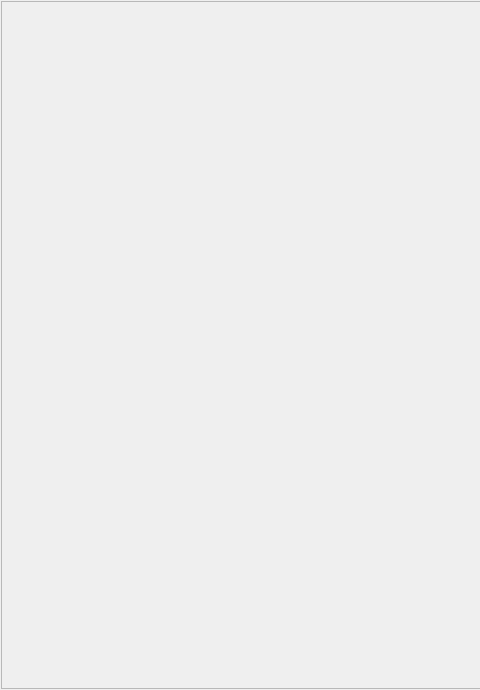
The window that mainwindow.ui (Generall14/PC-kom) describes before a commit, drawn with Qt 5; both pictures show x 0 to 480 and y 0 to 690 of the 1155 by 690 pixel window.
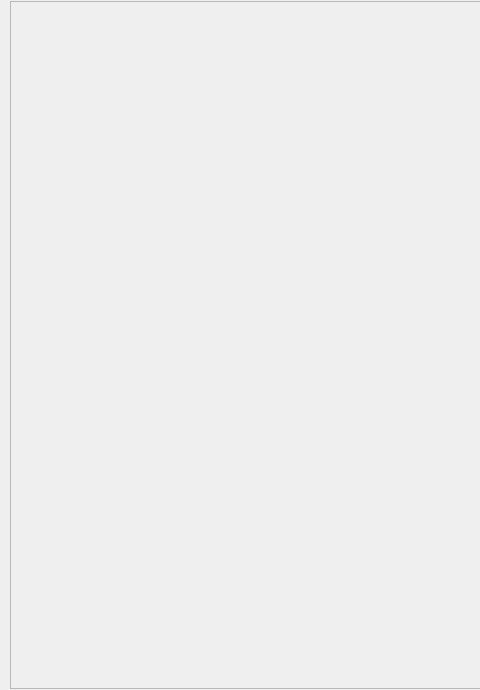
The same window after the commit.

Diff of the .ui file:
```diff
--- a/mainwindow.ui
+++ b/mainwindow.ui
@@ -19,7 +19,7 @@
      <number>1</number>
     </property>
     <property name="leftMargin">
-     <number>1</number>
+     <number>10</number>
     </property>
     <property name="topMargin">
      <number>1</number>
```
Left out of the diff: 11 changed lines with no effect on the pictures.
